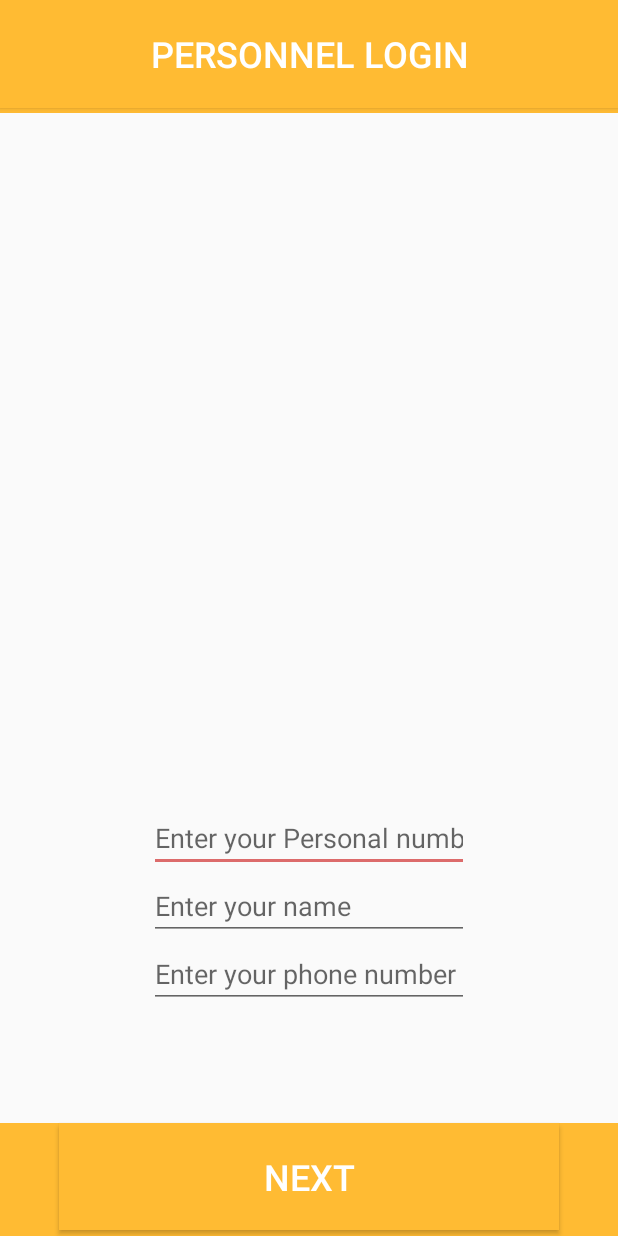
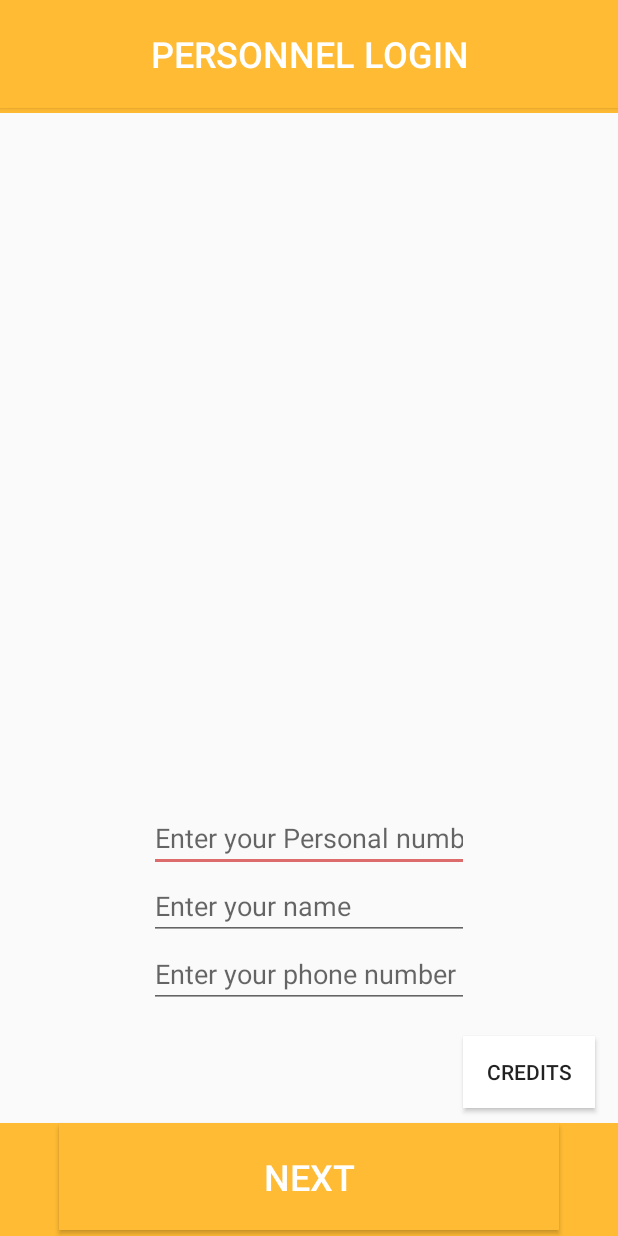
Before and after one commit to CSE-Hack-18/ER-To-Go, an Android app: the screen it shows after launch (MainActivity), on a phone screen of 412 x 824 dp. Run offline under Robolectric (Android 15) with nearby library versions, the phone set to English and light mode, and no system bars.

Commit message:
this is a commit messager with credits

```diff
--- a/ERToGo/app/src/main/java/com/er_to_go/MainActivity.java
+++ b/ERToGo/app/src/main/java/com/er_to_go/MainActivity.java
@@ -9,6 +9,7 @@ import android.widget.Button;
 public class MainActivity extends AppCompatActivity {
 private Button button;
 private Button button2;
+private Button button3;
 
 
     @Override
@@ -18,6 +19,7 @@ private Button button2;
 
         button = (Button) findViewById(R.id.button);
         button2 = (Button) findViewById(R.id.button4);
+        button3 = (Button) findViewById(R.id.creditsBtn);
 
         button.setOnClickListener(new View.OnClickListener() {
             @Override
@@ -34,6 +36,15 @@ private Button button2;
                 startActivity(i);
             }
         });
+
+        button3.setOnClickListener(new View.OnClickListener() {
+            @Override
+            public void onClick(View v) {
+                Intent intent = new Intent(MainActivity.this, CreditsActivity.class);
+                startActivity(intent);
+            }
+        });
+
     }
 
 }
--- a/ERToGo/app/src/main/res/layout/activity_main.xml
+++ b/ERToGo/app/src/main/res/layout/activity_main.xml
@@ -84,4 +84,15 @@
         android:layout_alignParentStart="true"
         app:srcCompat="@android:color/holo_orange_light" />
 
+    <Button
+        android:id="@+id/creditsBtn"
+        android:layout_width="wrap_content"
+        android:layout_height="wrap_content"
+        android:layout_alignParentBottom="true"
+        android:layout_alignParentEnd="true"
+        android:layout_marginBottom="85dp"
+        android:layout_marginEnd="15dp"
+        android:background="#ffffff"
+        android:text="Credits" />
+
 </RelativeLayout>
```
Also changed, not shown: ERToGo/app/src/main/AndroidManifest.xml (+11 -11 lines), ERToGo/app/src/main/java/com/er_to_go/CreditsActivity.java (added, +13 -0 lines), ERToGo/app/src/main/res/layout/activity_credits.xml (added, +63 -0 lines), ERToGo/app/src/main/res/values/strings.xml (indentation only).
